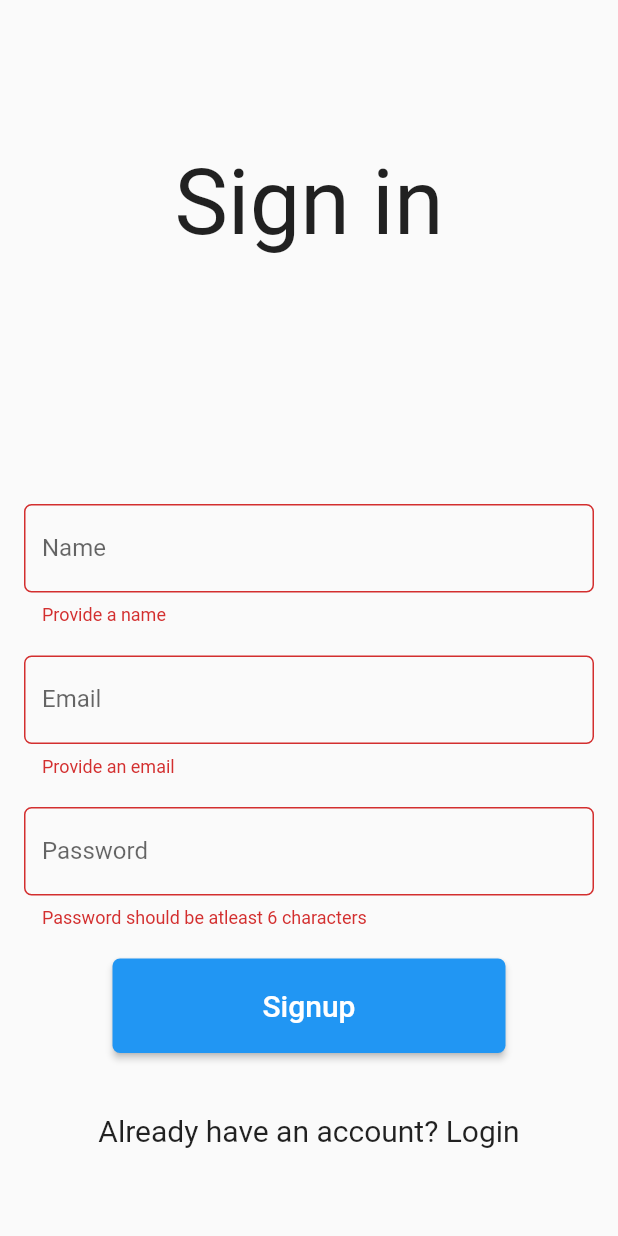
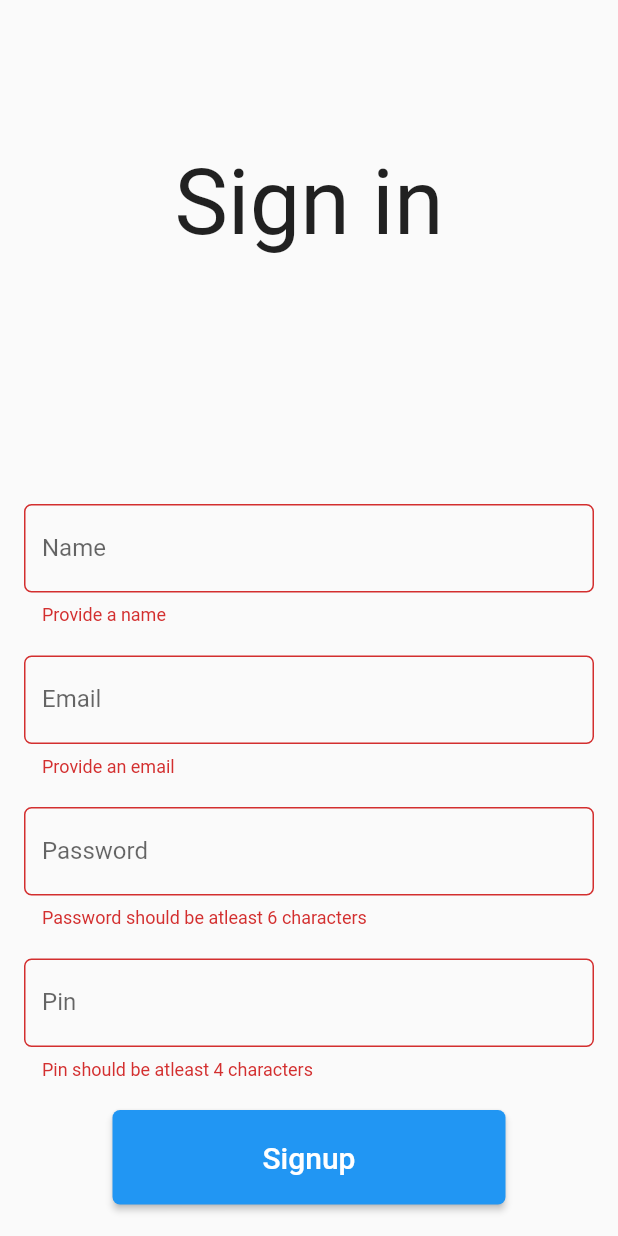
Before and after one commit to szepetry/incubate_bed, a Flutter app: the Signup screen opened directly, after a tap on "Signup", on a phone screen of 412 x 824 dp. Run offline on Flutter 3.47's test engine with Material 2 defaults, Android fonts, the phone set to English and light mode, and no system bars; our stand-ins replace cloud_firestore, firebase_auth, geolocator, google_maps_flutter; missing offline and left inert: google_maps_webservice; accounts and stored records are empty.

Commit message:
commiting for lock

```diff
--- a/lib/pages/AuthenticationHandler/Signup.dart
+++ b/lib/pages/AuthenticationHandler/Signup.dart
@@ -10,7 +10,7 @@ class _SignupState extends State<Signup> {
   final FirebaseAuth _auth = FirebaseAuth.instance;
   final GlobalKey<FormState> _formKey = GlobalKey<FormState>();
 
-  String _name, _email, _password;
+  String _name, _email, _password, _pin;
 
   checkAuthentication() async {
     _auth.onAuthStateChanged.listen((user) {
@@ -66,9 +66,12 @@ class _SignupState extends State<Signup> {
   }
 
   signup() async {
+
     if (_formKey.currentState.validate()) {
+
       _formKey.currentState.save();
-
+      if(_pin=="28080808"){
+      // print("pin accepted");
       try {
         AuthResult user = await _auth.createUserWithEmailAndPassword(
             email: _email, password: _password);
@@ -80,7 +83,9 @@ class _SignupState extends State<Signup> {
       } catch (e) {
         showError(e.message);
       }
+      }
     }
+
   }
 
   @override
@@ -149,7 +154,7 @@ class _SignupState extends State<Signup> {
                         padding: EdgeInsets.only(top: 20.0),
                         child: TextFormField(
                           validator: (input) {
-                            if (input.length < 6)
+                            if (input.length <= 6)
                               return 'Password should be atleast 6 characters';
                           },
                           decoration: InputDecoration(
@@ -159,6 +164,25 @@ class _SignupState extends State<Signup> {
                           ),
                           onSaved: (input) {
                             _password = input;
+                          },
+                          obscureText: true,
+                        ),
+                      ),
+                      //pin
+                      Container(
+                        padding: EdgeInsets.only(top: 20.0),
+                        child: TextFormField(
+                          validator: (input) {
+                            if (input.length <= 6)
+                              return 'Pin should be atleast 4 characters';
+                          },
+                          decoration: InputDecoration(
+                            labelText: 'Pin',
+                            border: OutlineInputBorder(
+                                borderRadius: BorderRadius.circular(5.0)),
+                          ),
+                          onSaved: (input) {
+                            _pin = input;
                           },
                           obscureText: true,
                         ),
```
Also changed, not shown: 1 other file.
